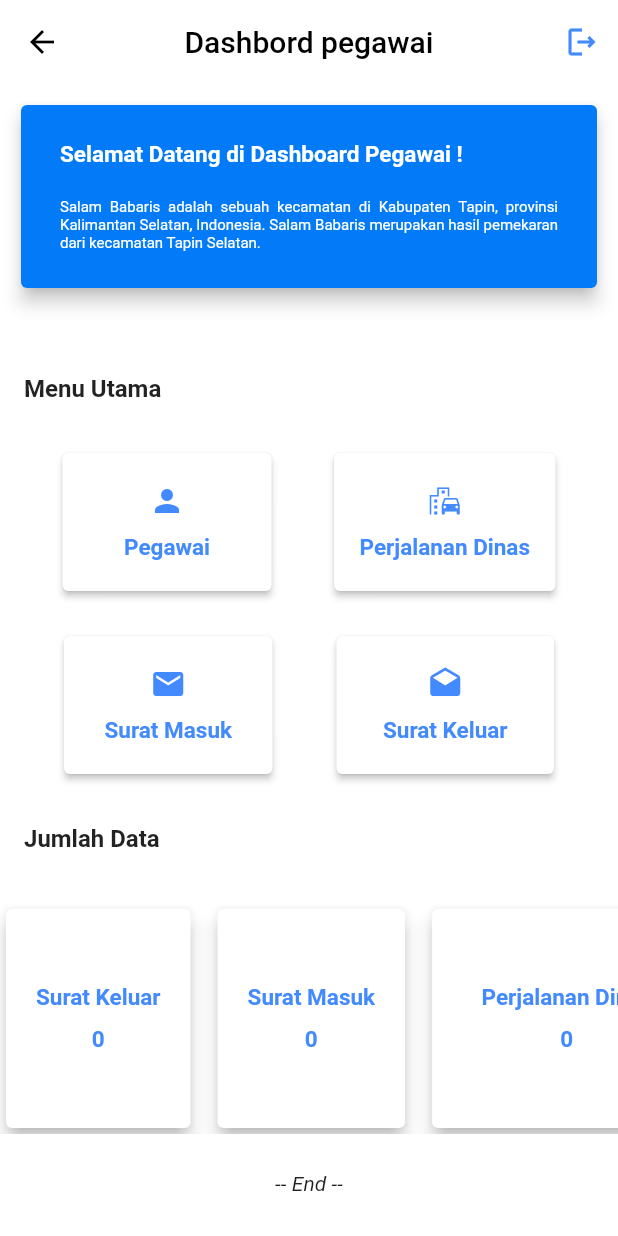
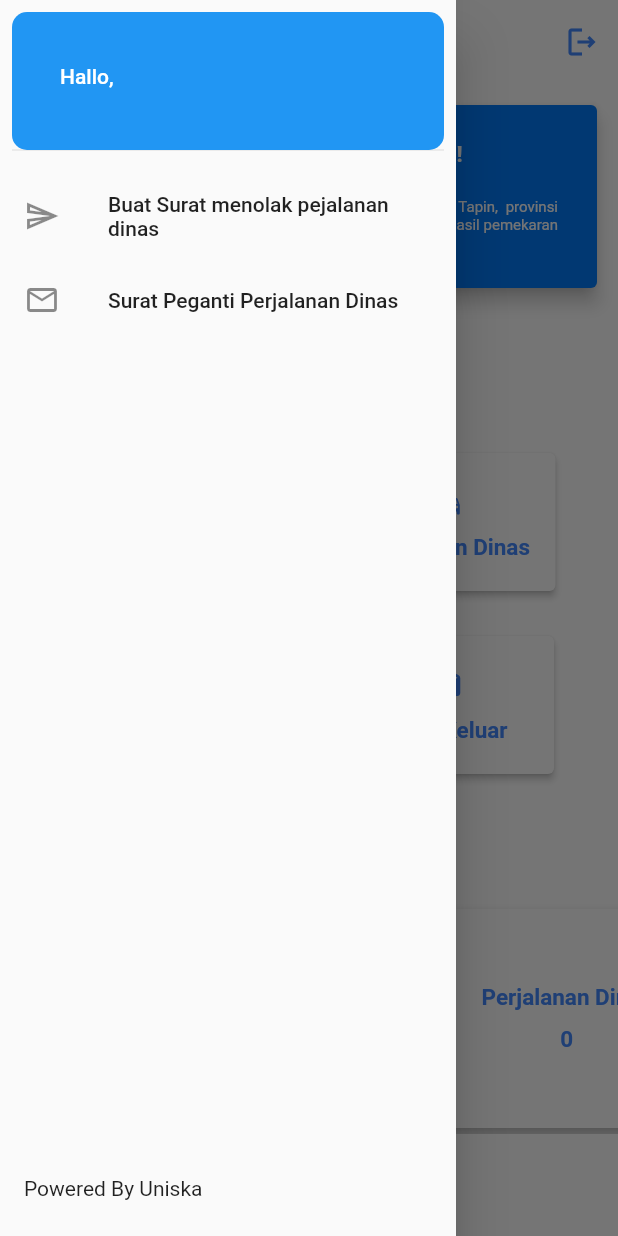
Before and after one commit to vicco7s/flutter-mini-project, a Flutter app: the HomeUserPage screen opened directly, with the side drawer open (before the commit the screen has no drawer), on a phone screen of 412 x 824 dp. Run offline on Flutter 3.47's test engine with Material 2 defaults, Android fonts, the phone set to English and light mode, and no system bars; our stand-ins replace basic_utils, cloud_firestore, datetime_picker_formfield, email_validator, firebase_auth, firebase_core and 7 more; accounts and stored records are empty.

```diff
--- a/kec_app/lib/components/inputborder.dart
+++ b/kec_app/lib/components/inputborder.dart
@@ -3,13 +3,15 @@ import 'package:flutter/material.dart';
 import 'package:flutter/services.dart';
 
 class TextFormFields extends StatelessWidget {
-  TextFormFields({super.key,
+  TextFormFields({
+    super.key,
     required this.controllers,
     required this.labelTexts,
     required this.keyboardtypes,
     this.validators,
     this.onChangeds,
     this.enableds,
+    this.maxlines,
   });
 
   final TextEditingController controllers;
@@ -18,6 +20,7 @@ class TextFormFields extends StatelessWidget {
   final String? Function(String?)? validators;
   void Function(String)? onChangeds;
   final bool? enableds;
+  final int? maxlines;
 
   @override
   Widget build(BuildContext context) {
@@ -27,6 +30,7 @@ class TextFormFields extends StatelessWidget {
       validator: validators,
       onChanged: onChangeds,
       enabled: enableds,
+      maxLines: maxlines,
       decoration: InputDecoration(
         border: OutlineInputBorder(
           borderRadius: BorderRadius.circular(10.0),
--- a/kec_app/lib/controller/controllerPegawai.dart
+++ b/kec_app/lib/controller/controlerPegawai/controllerPegawai.dart
@@ -9,8 +9,8 @@ import 'package:kec_app/util/OptionDropDown.dart';
 import 'package:datetime_picker_formfield/datetime_picker_formfield.dart';
 import 'package:intl/intl.dart';
 import 'package:firebase_storage/firebase_storage.dart' as storage ;
-import '../page/Pegawai/FormPegawaiAsn.dart';
-import '../util/shortpath.dart';
+import '../../page/Pegawai/FormPegawaiAsn.dart';
+import '../../util/shortpath.dart';
 
 class ControllerPegawai {
   final CollectionReference pegawai =
--- /dev/null
+++ b/kec_app/lib/model/UserService/suratbatalservice.dart
@@ -0,0 +1,26 @@
+class SuratBatal {
+  final String nama;
+  final DateTime tanggal_surat;
+  final DateTime  tanggal_perjalanan;
+  final String alasan;
+  final String status;
+  final String keterangan;
+
+  SuratBatal({
+    required this.nama,
+    required this.tanggal_surat,
+    required this.tanggal_perjalanan,
+    required this.alasan,
+    required this.status,
+    required this.keterangan,
+  });
+
+  Map<String, dynamic> toJson() => {
+        'nama': nama,
+        'tanggal_surat': tanggal_surat,
+        'tanggal_perjalanan': tanggal_perjalanan,
+        'alasan': alasan,
+        'status': status,
+        'keterangan': keterangan,
+      };
+}
--- a/kec_app/lib/page/Dashboard user/HomeUserPage.dart
+++ b/kec_app/lib/page/Dashboard user/HomeUserPage.dart
@@ -7,10 +7,12 @@ import 'package:flutter/material.dart';
 import 'package:flutter/src/widgets/container.dart';
 import 'package:flutter/src/widgets/framework.dart';
 import 'package:kec_app/page/Dashboard%20user/PdinasUser.dart';
-import 'package:kec_app/page/Dashboard%20user/Pegawaiuser.dart';
-import 'package:kec_app/page/Dashboard%20user/SuratKeluarUser.dart';
-import 'package:kec_app/page/Dashboard%20user/Suratmasukuser.dart';
+import 'package:kec_app/page/Dashboard%20user/profil/Pegawaiuser.dart';
+import 'package:kec_app/page/Dashboard%20user/surat/Suratmasukuser.dart';
 import 'package:kec_app/page/Users/loginpage.dart';
+import 'package:kec_app/util/utilpegawaihome/DrawerPegawaiHome.dart';
+
+import 'surat/SuratKeluarUser.dart';
 
 class HomeUserPage extends StatefulWidget {
   const HomeUserPage({super.key});
@@ -20,10 +22,13 @@ class HomeUserPage extends StatefulWidget {
 }
 
 class _HomeUserPageState extends State<HomeUserPage> {
+  final currentUser = FirebaseAuth.instance;
+
   @override
   Widget build(BuildContext context) {
     return Scaffold(
       backgroundColor: Colors.white,
+      drawer: DrawerPegawaiHome(currentUser: currentUser),
       appBar: AppBar(
         actions: [
           IconButton(
@@ -213,7 +218,9 @@ class _HomeUserPageState extends State<HomeUserPage> {
                       child: Padding(
                         padding: const EdgeInsets.fromLTRB(20, 50, 20, 50),
                         child: StreamBuilder<QuerySnapshot>(
-                  stream: FirebaseFirestore.instance.collection('suratkeluar').snapshots(),
+                          stream: FirebaseFirestore.instance
+                              .collection('suratkeluar')
+                              .snapshots(),
                           builder: (context, snapshot) {
                             if (!snapshot.hasData) {
                               return Center(child: CircularProgressIndicator());
@@ -223,22 +230,37 @@ class _HomeUserPageState extends State<HomeUserPage> {
                             return Center(
                                 child: Column(
                               children: [
-                          Text("Surat Keluar",style: TextStyle(fontSize: 15, color: Colors.blueAccent, fontWeight: FontWeight.bold),),
-                          SizedBox(height: 10,),
-                          Text("$dataCount",style: TextStyle(fontSize: 15, color: Colors.blueAccent, fontWeight: FontWeight.bold)),
+                                Text(
+                                  "Surat Keluar",
+                                  style: TextStyle(
+                                      fontSize: 15,
+                                      color: Colors.blueAccent,
+                                      fontWeight: FontWeight.bold),
+                                ),
+                                SizedBox(
+                                  height: 10,
+                                ),
+                                Text("$dataCount",
+                                    style: TextStyle(
+                                        fontSize: 15,
+                                        color: Colors.blueAccent,
+                                        fontWeight: FontWeight.bold)),
                               ],
-                      )
-                      );
+                            ));
                           },
                         ),
                       )),
-                SizedBox(width: 10,),
+                  SizedBox(
+                    width: 10,
+                  ),
                   Card(
                       elevation: 5.0,
                       child: Padding(
                         padding: const EdgeInsets.fromLTRB(20, 50, 20, 50),
                         child: StreamBuilder<QuerySnapshot>(
-                  stream: FirebaseFirestore.instance.collection('suratmasuk').snapshots(),
+                          stream: FirebaseFirestore.instance
+                              .collection('suratmasuk')
+                              .snapshots(),
                           builder: (context, snapshot) {
                             if (!snapshot.hasData) {
                               return Center(child: CircularProgressIndicator());
@@ -248,22 +270,37 @@ class _HomeUserPageState extends State<HomeUserPage> {
                             return Center(
                                 child: Column(
                               children: [
-                          Text("Surat Masuk",style: TextStyle(fontSize: 15, color: Colors.blueAccent, fontWeight: FontWeight.bold),),
-                          SizedBox(height: 10,),
-                          Text("$dataCount",style: TextStyle(fontSize: 15, color: Colors.blueAccent, fontWeight: FontWeight.bold)),
+                                Text(
+                                  "Surat Masuk",
+                                  style: TextStyle(
+                                      fontSize: 15,
+                                      color: Colors.blueAccent,
+                                      fontWeight: FontWeight.bold),
+                                ),
+                                SizedBox(
+                                  height: 10,
+                                ),
+                                Text("$dataCount",
+                                    style: TextStyle(
+                                        fontSize: 15,
+                                        color: Colors.blueAccent,
+                                        fontWeight: FontWeight.bold)),
                               ],
-                      )
-                      );
+                            ));
                           },
                         ),
                       )),
-                SizedBox(width: 10,),
+                  SizedBox(
+                    width: 10,
+                  ),
                   Card(
                       elevation: 5.0,
                       child: Padding(
                         padding: const EdgeInsets.fromLTRB(33, 50, 33, 50),
                         child: StreamBuilder<QuerySnapshot>(
-                  stream: FirebaseFirestore.instance.collection('pdinas').snapshots(),
+                          stream: FirebaseFirestore.instance
+                              .collection('pdinas')
+                              .snapshots(),
                           builder: (context, snapshot) {
                             if (!snapshot.hasData) {
                               return Center(child: CircularProgressIndicator());
@@ -273,22 +310,37 @@ class _HomeUserPageState extends State<HomeUserPage> {
                             return Center(
                                 child: Column(
                               children: [
-                          Text("Perjalanan Dinas",style: TextStyle(fontSize: 15, color: Colors.blueAccent, fontWeight: FontWeight.bold),),
-                          SizedBox(height: 10,),
-                          Text("$dataCount",style: TextStyle(fontSize: 15, color: Colors.blueAccent, fontWeight: FontWeight.bold)),
+                                Text(
+                                  "Perjalanan Dinas",
+                                  style: TextStyle(
+                                      fontSize: 15,
+                                      color: Colors.blueAccent,
+                                      fontWeight: FontWeight.bold),
+                                ),
+                                SizedBox(
+                                  height: 10,
+                                ),
+                                Text("$dataCount",
+                                    style: TextStyle(
+                                        fontSize: 15,
+                                        color: Colors.blueAccent,
+                                        fontWeight: FontWeight.bold)),
                               ],
-                      )
-                      );
+                            ));
                           },
                         ),
                       )),
-                SizedBox(width: 10,),
+                  SizedBox(
+                    width: 10,
+                  ),
                   Card(
                       elevation: 5.0,
                       child: Padding(
                         padding: const EdgeInsets.fromLTRB(33, 50, 33, 50),
                         child: StreamBuilder<QuerySnapshot>(
-                  stream: FirebaseFirestore.instance.collection('pegawai').snapshots(),
+                          stream: FirebaseFirestore.instance
+                              .collection('pegawai')
+                              .snapshots(),
                           builder: (context, snapshot) {
                             if (!snapshot.hasData) {
                               return Center(child: CircularProgressIndicator());
@@ -298,12 +350,23 @@ class _HomeUserPageState extends State<HomeUserPage> {
                             return Center(
                                 child: Column(
                               children: [
-                          Text("Pegawai",style: TextStyle(fontSize: 15, color: Colors.blueAccent, fontWeight: FontWeight.bold),),
-                          SizedBox(height: 10,),
-                          Text("$dataCount",style: TextStyle(fontSize: 15, color: Colors.blueAccent, fontWeight: FontWeight.bold)),
+                                Text(
+                                  "Pegawai",
+                                  style: TextStyle(
+                                      fontSize: 15,
+                                      color: Colors.blueAccent,
+                                      fontWeight: FontWeight.bold),
+                                ),
+                                SizedBox(
+                                  height: 10,
+                                ),
+                                Text("$dataCount",
+                                    style: TextStyle(
+                                        fontSize: 15,
+                                        color: Colors.blueAccent,
+                                        fontWeight: FontWeight.bold)),
                               ],
-                      )
-                      );
+                            ));
                           },
                         ),
                       )),
@@ -328,8 +391,8 @@ class _HomeUserPageState extends State<HomeUserPage> {
   }
 }
 
+
 Future<void> logout(BuildContext context) async {
-
   await FirebaseAuth.instance.signOut();
   // ignore: use_build_context_synchronously
   Navigator.pushReplacement(
--- a/kec_app/lib/page/Dashboard user/Pegawaiuser.dart
+++ b/kec_app/lib/page/Dashboard user/profil/Pegawaiuser.dart
@@ -4,7 +4,7 @@ import 'package:flutter/cupertino.dart';
 import 'package:flutter/material.dart';
 import 'package:flutter/src/widgets/container.dart';
 import 'package:flutter/src/widgets/framework.dart';
-import 'package:kec_app/page/Dashboard%20user/DetailPegawai.dart';
+import 'package:kec_app/page/Dashboard%20user/profil/DetailPegawai.dart';
 
 class PegawaiUser extends StatefulWidget {
   const PegawaiUser({super.key});
--- a/kec_app/lib/page/Pegawai/DetaiPegawai.dart
+++ b/kec_app/lib/page/Pegawai/DetaiPegawai.dart
@@ -1,7 +1,7 @@
 import 'package:cloud_firestore/cloud_firestore.dart';
 import 'package:flutter/material.dart';
 import 'package:flutter/src/widgets/framework.dart';
-import 'package:kec_app/controller/controllerPegawai.dart';
+import 'package:kec_app/controller/controlerPegawai/controllerPegawai.dart';
 import 'package:kec_app/page/Pegawai/editpegawai.dart';
 import 'package:intl/intl.dart';
 
--- a/kec_app/lib/page/Pegawai/FormPegawaiAsn.dart
+++ b/kec_app/lib/page/Pegawai/FormPegawaiAsn.dart
@@ -8,7 +8,7 @@ import 'package:flutter/src/widgets/framework.dart';
 import 'package:datetime_picker_formfield/datetime_picker_formfield.dart';
 import 'package:kec_app/components/DropdownButtonForm.dart';
 import 'package:kec_app/components/inputborder.dart';
-import 'package:kec_app/controller/controllerPegawai.dart';
+import 'package:kec_app/controller/controlerPegawai/controllerPegawai.dart';
 import 'package:kec_app/model/pegawaiAsnServices.dart';
 import 'package:kec_app/util/OptionDropDown.dart';
 import 'package:intl/intl.dart';
--- /dev/null
+++ b/kec_app/lib/util/utilpegawaihome/DrawerPegawaiHome.dart
@@ -0,0 +1,93 @@
+
+import 'package:cloud_firestore/cloud_firestore.dart';
+import 'package:firebase_auth/firebase_auth.dart';
+import 'package:flutter/cupertino.dart';
+import 'package:flutter/material.dart';
+import 'package:kec_app/page/Dashboard%20user/surat/buatsuratbatalpjdinas.dart';
+
+class DrawerPegawaiHome extends StatelessWidget {
+  const DrawerPegawaiHome({
+    super.key,
+    required this.currentUser,
+  });
+
+  final FirebaseAuth currentUser;
+
+  @override
+  Widget build(BuildContext context) {
+    return Drawer(
+      child: Column(children: [
+        Expanded(
+          child: StreamBuilder<QuerySnapshot>(
+            stream: FirebaseFirestore.instance
+                .collection('users')
+                .where("uid", isEqualTo: currentUser.currentUser!.uid)
+                .snapshots(),
+            builder: (context, snapshot) {
+              return (snapshot.connectionState == ConnectionState.waiting)
+                  ? Center(
+                      child: CircularProgressIndicator(),
+                    )
+                  : ListView.builder(
+                      itemCount: snapshot.data!.docs.length,
+                      itemBuilder: (BuildContext context, index) {
+                        final DocumentSnapshot documentSnapshot =
+                            snapshot.data!.docs[index];
+
+                        return Column(
+                          children: [
+                            Padding(
+                              padding: EdgeInsets.all(8.0),
+                              child: Container(
+                                height: 100,
+                                child: DrawerHeader(
+                                  decoration: ShapeDecoration(
+                                  shape: RoundedRectangleBorder(
+                                    borderRadius: BorderRadius.only(
+                                      topLeft: Radius.circular(10.0),
+                                      bottomRight: Radius.circular(10.0),
+                                      topRight: Radius.circular(10.0),
+                                      bottomLeft: Radius.circular(10.0),
+                                    ),
+                                  ),
+                                  color: Colors.blue,
+                                ),
+                                  child: ListTile(
+                                    textColor: Colors.white,
+                                    title: Text('Hallo,'+ ' ' + documentSnapshot['nama']),
+                                    subtitle: Text(documentSnapshot['email']),
+                                    onTap: () {
+
+                                    },
+                                  ),
+                                ),
+                              ),
+                            ),
+                            ListTile(
+                              leading: Icon(Icons.send_outlined),
+                              title: Text('Buat Surat menolak pejalanan dinas'),
+                              onTap: () {
+                                Navigator.of(context).push(CupertinoPageRoute(builder: (context) => SuratbatalPjDinas()));
+                              },
+                            ),
+                            ListTile(
+                              leading: Icon(Icons.email_outlined),
+                              title: Text('Surat Peganti Perjalanan Dinas'),
+                              onTap: () {},
+                            ),
+                          ],
+                        );
+                      },
+                    );
+            },
+          ),
+        ),
+
+        ListTile(
+          leading: Text('Powered By Uniska'),
+        ),
+
+      ]),
+    );
+  }
+}
```
Also changed, not shown: kec_app/lib/controller/controllerUser/controllerSuratBatal.dart (added, +20 -0 lines), kec_app/lib/page/Dashboard user/surat/buatsuratbatalpjdinas.dart (added, +40 -0 lines), kec_app/lib/page/Dashboard user/surat/formsuratbatalPJD.dart (added, +176 -0 lines), kec_app/lib/page/Users/RegisterPage.dart (+31 -6 lines), kec_app/lib/page/Dashboard user/profil/DetailPegawai.dart (renamed from kec_app/lib/page/Dashboard user/DetailPegawai.dart), kec_app/lib/page/Dashboard user/surat/SuratKeluarUser.dart (renamed from kec_app/lib/page/Dashboard user/SuratKeluarUser.dart), kec_app/lib/page/Dashboard user/surat/Suratmasukuser.dart (renamed from kec_app/lib/page/Dashboard user/Suratmasukuser.dart). Lines whose indentation alone changed are shown as unchanged.
